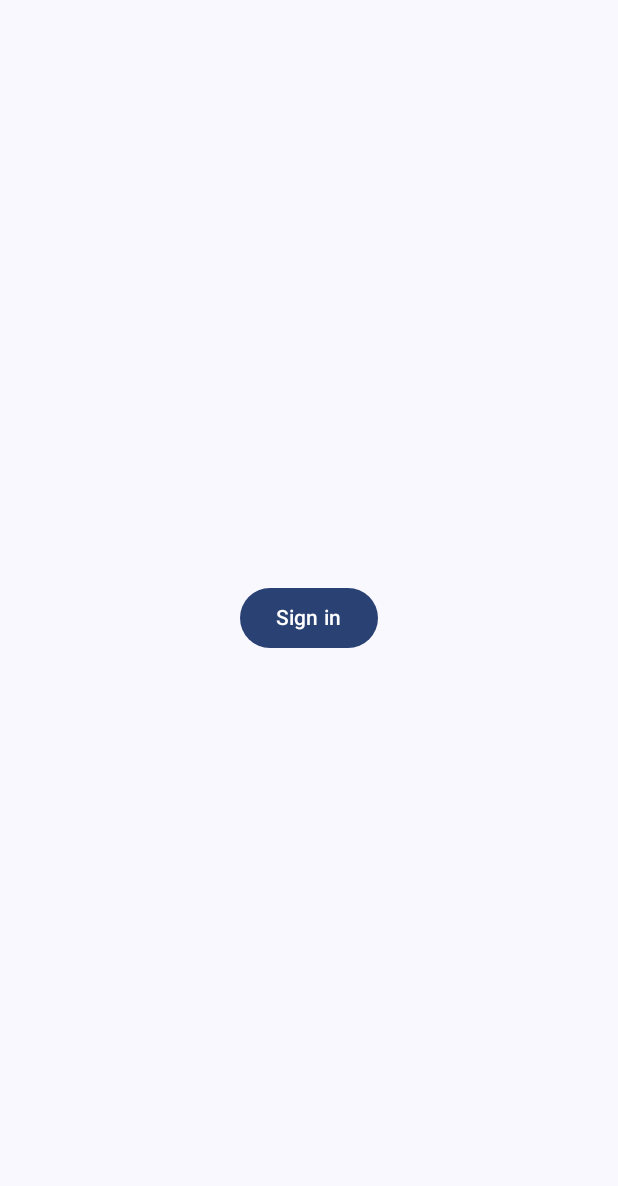
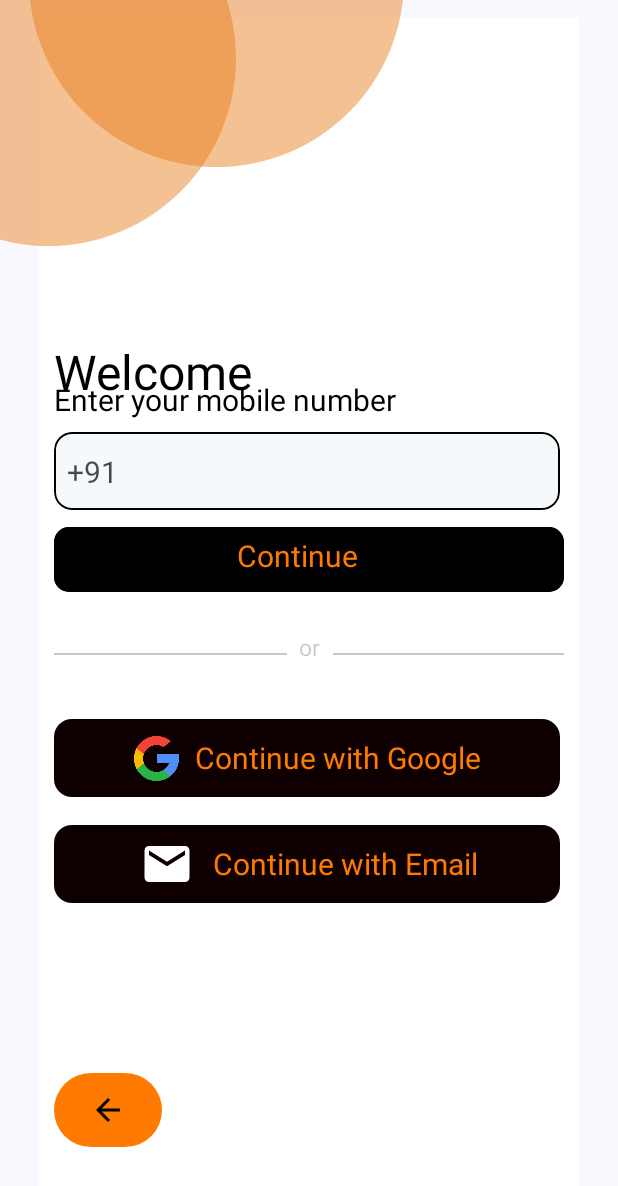
Before and after one commit to MKG26/Dabba, an Android app built with Jetpack Compose: the screen it shows after launch (MainActivity), after a tap on "Continue", on a phone screen of 412 x 824 dp. Shown: the top 1186 px of the screen. Run offline under Robolectric (Android 15) with nearby library versions, the phone set to English and light mode, and no system bars.

Commit message:
secondpage

```diff
--- a/app/src/main/java/com/example/dabba/MainActivity.kt
+++ b/app/src/main/java/com/example/dabba/MainActivity.kt
@@ -26,6 +26,7 @@ import androidx.navigation.compose.rememberNavController
 import com.example.dabba.presentation.sign_in.GoogleAuthUiClient
 import com.example.dabba.presentation.sign_in.SignInScreen
 import com.example.dabba.presentation.sign_in.SignInViewModel
+import com.example.dabba.ui.Login
 import com.example.dabba.ui.theme.DabbaTheme
 import com.example.firstpage.ui.theme.firstPage
 import com.google.android.gms.auth.api.identity.Identity
@@ -99,7 +100,7 @@ class MainActivity : ComponentActivity() {
                                 }
                             }
 
-                            SignInScreen(
+                            Login(
                                 state = state,
                                 onSignInClick = {
                                     lifecycleScope.launch {
--- /dev/null
+++ b/app/src/main/java/com/example/dabba/ui/secondPage.kt
@@ -0,0 +1,368 @@
+package com.example.dabba.ui
+
+import android.graphics.Paint
+import android.graphics.Paint.Align
+import android.widget.Toast
+import androidx.compose.foundation.BorderStroke
+import androidx.compose.foundation.Canvas
+import androidx.compose.foundation.Image
+import androidx.compose.foundation.background
+import androidx.compose.foundation.border
+import androidx.compose.foundation.layout.Arrangement
+import androidx.compose.foundation.layout.Box
+import androidx.compose.foundation.layout.Column
+import androidx.compose.foundation.layout.Row
+import androidx.compose.foundation.layout.Spacer
+import androidx.compose.foundation.layout.fillMaxHeight
+import androidx.compose.foundation.layout.fillMaxSize
+import androidx.compose.foundation.layout.fillMaxWidth
+import androidx.compose.foundation.layout.height
+import androidx.compose.foundation.layout.offset
+import androidx.compose.foundation.layout.padding
+import androidx.compose.foundation.layout.requiredHeight
+import androidx.compose.foundation.layout.requiredSize
+import androidx.compose.foundation.layout.requiredWidth
+import androidx.compose.foundation.layout.size
+import androidx.compose.foundation.layout.width
+import androidx.compose.foundation.shape.CircleShape
+import androidx.compose.foundation.shape.RoundedCornerShape
+import androidx.compose.material.icons.Icons
+import androidx.compose.material.icons.filled.AddCircle
+import androidx.compose.material.icons.filled.ArrowBack
+import androidx.compose.material.icons.filled.ArrowForward
+import androidx.compose.material.icons.filled.Email
+import androidx.compose.material.icons.twotone.ArrowForward
+import androidx.compose.material3.Button
+import androidx.compose.material3.ButtonDefaults
+import androidx.compose.material3.Card
+import androidx.compose.material3.CardDefaults
+import androidx.compose.material3.Divider
+import androidx.compose.material3.Icon
+import androidx.compose.material3.MaterialTheme
+import androidx.compose.material3.Text
+import androidx.compose.runtime.Composable
+import androidx.compose.runtime.LaunchedEffect
+import androidx.compose.ui.Alignment
+import androidx.compose.ui.Modifier
+import androidx.compose.ui.draw.clip
+import androidx.compose.ui.draw.rotate
+import androidx.compose.ui.draw.scale
+import androidx.compose.ui.graphics.Color
+import androidx.compose.ui.graphics.drawscope.translate
+import androidx.compose.ui.platform.LocalContext
+import androidx.compose.ui.res.dimensionResource
+import androidx.compose.ui.res.painterResource
+import androidx.compose.ui.res.stringResource
+import androidx.compose.ui.text.TextStyle
+import androidx.compose.ui.text.font.FontFamily
+import androidx.compose.ui.text.font.FontWeight
+import androidx.compose.ui.tooling.preview.Preview
+import androidx.compose.ui.unit.dp
+import androidx.compose.ui.unit.em
+import androidx.compose.ui.unit.sp
+import coil.compose.AsyncImagePainter.State.Empty.painter
+import com.example.dabba.R
+import com.example.dabba.presentation.sign_in.SignInState
+import com.example.dabba.ui.theme.DabbaTheme
+import com.example.dabba.ui.theme.poppinsFamily
+
+
+@Composable
+fun Login(state: SignInState,
+          onSignInClick: () -> Unit,
+          modifier: Modifier = Modifier) {
+
+    val context = LocalContext.current
+    LaunchedEffect(key1 = state.signInError){
+        state.signInError?.let { error ->
+
+            Toast.makeText(
+                context,
+                error,
+                Toast.LENGTH_LONG
+            ).show()
+
+        }
+    }
+
+    Box(
+        modifier = modifier
+            .requiredWidth(width = 360.dp)
+            .requiredHeight(height = 800.dp)
+            .background(color = Color.White)
+    ) {
+        Box(
+            modifier = Modifier
+                .offset(
+                    x = 10.dp,
+                    y = 703.dp
+                )
+                .requiredWidth(width = 72.dp)
+                .requiredHeight(height = 49.dp)
+        ) {
+            Button(
+                onClick = { },
+                colors = ButtonDefaults.buttonColors(containerColor = Color(0xffff7a00)),
+
+               ){
+
+                Icon(
+                    imageVector = Icons.Filled.ArrowBack,
+                    contentDescription = null,
+                    tint = Color(0xFF000000),
+                    modifier = Modifier
+                        .size(50.dp)
+
+                )
+
+
+            }
+
+        }
+        Box(
+            modifier = Modifier
+                .align(alignment = Alignment.TopStart)
+                .offset(
+                    x = 10.dp,
+                    y = 538.dp
+                )
+                .requiredWidth(width = 337.dp)
+                .requiredHeight(height = 52.dp)
+
+        ) {
+
+            Button(
+                onClick = { },
+                shape = RoundedCornerShape(12.dp),
+                colors = ButtonDefaults.buttonColors(containerColor = Color(0xff0e0000)),
+                modifier = Modifier
+                    .requiredWidth(width = 337.dp)
+                    .requiredHeight(height = 52.dp)
+            ) {
+                Icon(
+                    imageVector = Icons.Filled.Email,
+                    contentDescription = "Vector",
+                    modifier = Modifier
+                        .size(40.dp)
+                )
+
+                Spacer(modifier = Modifier.padding(5.dp))
+
+                Text(
+                    text = "Continue with Email",
+                    color = Color(0xffff7a00),
+                    style = TextStyle(
+                        fontSize = 20.sp
+                    ),
+                    modifier = Modifier
+
+                )
+            }
+        }
+
+        Box(
+            modifier = Modifier
+                .align(alignment = Alignment.TopStart)
+                .offset(
+                    x = 10.dp,
+                    y = 467.dp
+                )
+                .requiredWidth(width = 337.dp)
+                .requiredHeight(height = 52.dp)
+        ) {
+            Button(
+                onClick = onSignInClick,
+                shape = RoundedCornerShape(12.dp),
+                colors = ButtonDefaults.buttonColors(containerColor = Color(0xff0e0000)),
+                modifier = Modifier
+                    .requiredWidth(width = 337.dp)
+                    .requiredHeight(height = 52.dp)
+            ) {
+                Image(
+                    painterResource(id = R.drawable.google),
+                    contentDescription = "Vector",
+                    modifier = Modifier
+                        .size(30.dp)
+                )
+
+                Spacer(modifier = Modifier.padding(5.dp))
+
+                Text(
+                    text = "Continue with Google",
+                    color = Color(0xffff7a00),
+                    style = TextStyle(
+                        fontSize = 20.sp
+                    ),
+                    modifier = Modifier
+
+                )
+            }
+        }
+        Box(
+            modifier = Modifier
+                .align(alignment = Alignment.TopStart)
+                .offset(
+                    x = 10.dp,
+                    y = 411.dp
+                )
+                .requiredWidth(width = 340.dp)
+                .requiredHeight(height = 17.dp)
+        ) {
+            Text(
+                text = "or",
+                color = Color.Black.copy(alpha = 0.22f),
+                lineHeight = 7.71.em,
+                style = TextStyle(
+                    fontSize = 15.sp),
+                modifier = Modifier
+                    .align(alignment = Alignment.TopStart)
+                    .offset(
+                        x = 163.15618896484375.dp,
+                        y = 0.dp
+                    )
+                    .requiredWidth(width = 16.dp))
+            Divider(
+                color = Color.Black.copy(alpha = 0.22f),
+                modifier = Modifier
+                    .align(alignment = Alignment.TopStart)
+                    .offset(
+                        x = 186.31381225585938.dp,
+                        y = 12.dp
+                    )
+                    .requiredWidth(width = 154.dp))
+            Divider(
+                color = Color.Black.copy(alpha = 0.22f),
+                modifier = Modifier
+                    .align(alignment = Alignment.TopStart)
+                    .offset(
+                        x = 0.dp,
+                        y = 12.dp
+                    )
+                    .requiredWidth(width = 155.dp))
+        }
+        Box(
+            modifier = Modifier
+                .align(alignment = Alignment.TopStart)
+                .offset(
+                    x = 10.dp,
+                    y = 339.dp
+                )
+                .requiredWidth(width = 340.dp)
+                .requiredHeight(height = 43.dp)
+        ) {
+            Box(
+                modifier = Modifier
+                    .requiredWidth(width = 340.dp)
+                    .requiredHeight(height = 43.dp)
+                    .clip(shape = RoundedCornerShape(10.dp))
+                    .background(color = Color.Black)
+                    .border(
+                        border = BorderStroke(1.dp, Color.Black),
+                        shape = RoundedCornerShape(10.dp)
+                    ))
+            Text(
+                text = "Continue",
+                color = Color(0xffff7a00),
+                lineHeight = 5.78.em,
+                style = TextStyle(
+                    fontSize = 20.sp),
+                modifier = Modifier
+                    .align(alignment = Alignment.TopStart)
+                    .offset(
+                        x = 122.10397338867188.dp,
+                        y = 8.dp
+                    )
+                    .requiredWidth(width = 93.dp)
+                    .requiredHeight(height = 30.dp))
+        }
+        Box(
+            modifier = Modifier
+                .align(alignment = Alignment.TopStart)
+                .offset(
+                    x = 10.dp,
+                    y = 276.dp
+                )
+                .requiredWidth(width = 337.dp)
+                .requiredHeight(height = 52.dp)
+        ) {
+            Text(
+                text = "+91",
+                color = Color.Black,
+                lineHeight = 5.78.em,
+                style = TextStyle(
+                    fontSize = 20.sp),
+                modifier = Modifier
+                    .align(alignment = Alignment.TopStart)
+                    .offset(
+                        x = 8.42095947265625.dp,
+                        y = 15.dp
+                    )
+                    .requiredWidth(width = 34.dp))
+
+            Box(
+                modifier = Modifier
+                    .requiredWidth(width = 337.dp)
+                    .requiredHeight(height = 52.dp)
+                    .clip(shape = RoundedCornerShape(12.dp))
+                    .background(color = Color(0xffe3eaf2).copy(alpha = 0.31f))
+                    .border(
+                        border = BorderStroke(1.dp, Color.Black),
+                        shape = RoundedCornerShape(12.dp)
+                    ))
+
+        }
+        Text(
+            text = "Enter your mobile number\n",
+            color = Color.Black,
+            lineHeight = 5.78.em,
+            style = TextStyle(
+                fontSize = 20.sp),
+            modifier = Modifier
+                .align(alignment = Alignment.TopStart)
+                .offset(
+                    x = 10.dp,
+                    y = 243.dp
+                )
+                .requiredWidth(width = 267.dp)
+                .requiredHeight(height = 30.dp))
+        Text(
+            text = "Welcome",
+            color = Color.Black,
+            lineHeight = 3.62.em,
+            style = MaterialTheme.typography.headlineLarge,
+            modifier = Modifier
+                .align(alignment = Alignment.TopStart)
+                .offset(
+                    x = 10.dp,
+                    y = 179.dp
+                )
+                .requiredWidth(width = 154.dp))
+        Box(
+            modifier = Modifier
+                .align(alignment = Alignment.TopStart)
+                .offset(
+                    x = (-6.99997905571945).dp,
+                    y = (-151).dp
+                )
+                .requiredSize(size = 250.dp)
+                .clip(shape = CircleShape)
+                .rotate(degrees = -0.06f)
+                .background(color = Color(0xffe67914).copy(alpha = 0.46f)))
+        Box(
+            modifier = Modifier
+                .align(alignment = Alignment.TopStart)
+                .offset(
+                    x = (-119).dp,
+                    y = (-98).dp
+                )
+                .requiredSize(size = 250.dp)
+                .clip(shape = CircleShape)
+                .background(color = Color(0xffe67914).copy(alpha = 0.46f)))
+    }
+}
+
+@Preview(widthDp = 360, heightDp = 800)
+@Composable
+private fun LoginPreview() {
+    Login(state = SignInState(), onSignInClick = {})
+}
```
Also changed, not shown: app/src/main/res/drawable/google.webp (added).
